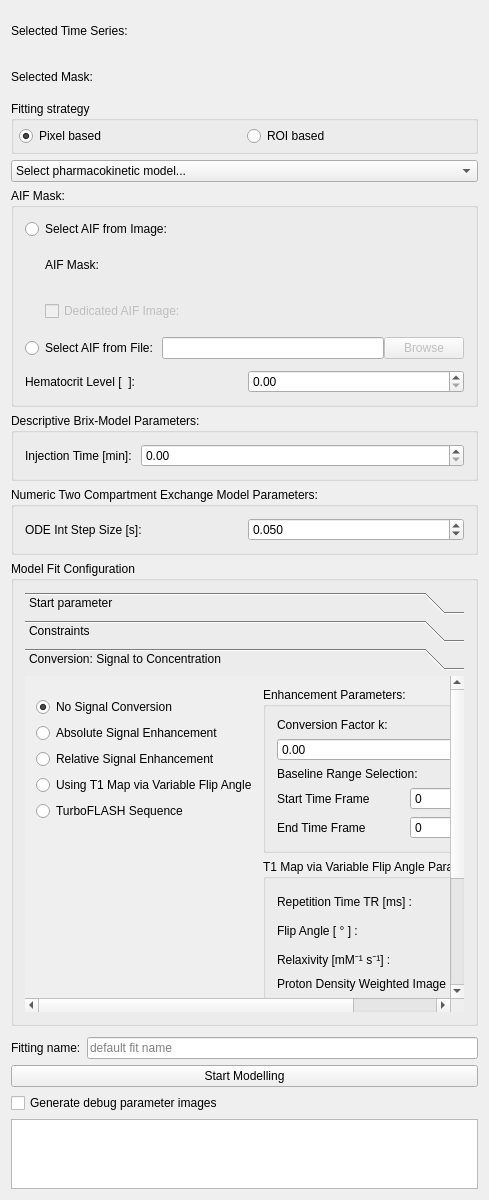
Old version of the form Plugins/org.mitk.gui.qt.pharmacokinetics.mri/src/internal/MRPerfusionViewControls.ui in the repository MITK/MITK.
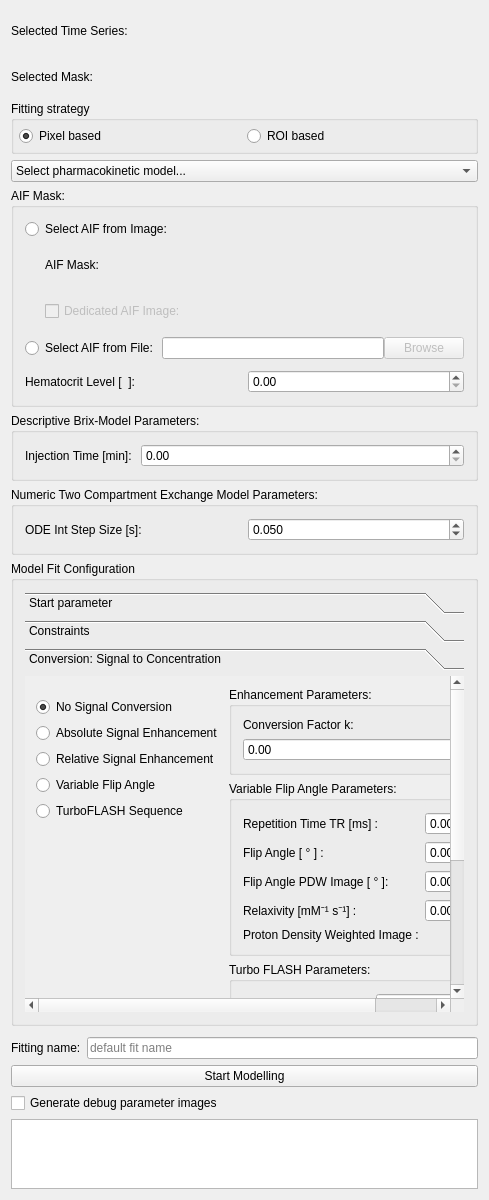
New version of the form. The open tabs and pages were chosen to show the change. Custom widgets are drawn as their Qt base class.

Commit message: Apply the same changes to MRPerfusionView as for ConcentrationCurveConverterView.

Patch:
```diff
--- a/Plugins/org.mitk.gui.qt.pharmacokinetics.mri/src/internal/MRPerfusionViewControls.ui
+++ b/Plugins/org.mitk.gui.qt.pharmacokinetics.mri/src/internal/MRPerfusionViewControls.ui
@@ -376,7 +376,7 @@
           <rect>
            <x>0</x>
            <y>0</y>
-           <width>459</width>
+           <width>158</width>
            <height>232</height>
           </rect>
          </property>
@@ -413,9 +413,9 @@
          <property name="geometry">
           <rect>
            <x>0</x>
-           <y>0</y>
+           <y>-111</y>
            <width>449</width>
-           <height>397</height>
+           <height>437</height>
           </rect>
          </property>
          <attribute name="label">
@@ -454,7 +454,7 @@
             <item>
              <widget class="QRadioButton" name="radioButtonUsingT1viaVFA">
               <property name="text">
-               <string>Using T1 Map via Variable Flip Angle</string>
+               <string>Variable Flip Angle</string>
               </property>
              </widget>
             </item>
@@ -498,56 +498,15 @@
                <item>
                 <widget class="QDoubleSpinBox" name="factorSpinBox"/>
                </item>
-               <item>
-                <widget class="QLabel" name="label_baselineRange">
-                 <property name="text">
-                  <string>Baseline Range Selection:</string>
-                 </property>
-                 <property name="alignment">
-                  <set>Qt::AlignLeading|Qt::AlignLeft|Qt::AlignVCenter</set>
-                 </property>
-                </widget>
-               </item>
-               <item>
-                <layout class="QGridLayout" name="gridLayout_4">
-                 <item row="0" column="1">
-                  <widget class="QSpinBox" name="spinBox_baselineStartTimeStep"/>
-                 </item>
-                 <item row="0" column="0">
-                  <widget class="QLabel" name="label_baselineStartTimeStep">
-                   <property name="text">
-                    <string>Start Time Frame</string>
-                   </property>
-                  </widget>
-                 </item>
-                 <item row="1" column="0">
-                  <widget class="QLabel" name="label_baselineEndTimeStep">
-                   <property name="text">
-                    <string>End Time Frame</string>
-                   </property>
-                  </widget>
-                 </item>
-                 <item row="1" column="1">
-                  <widget class="QSpinBox" name="spinBox_baselineEndTimeStep"/>
-                 </item>
-                </layout>
-               </item>
               </layout>
              </widget>
             </item>
             <item>
              <widget class="QGroupBox" name="groupBox_T1MapviaVFA">
               <property name="title">
-               <string>T1 Map via Variable Flip Angle Parameters:</string>
+               <string>Variable Flip Angle Parameters:</string>
               </property>
               <layout class="QGridLayout" name="gridLayout_5">
-               <item row="1" column="0">
-                <widget class="QLabel" name="label_7">
-                 <property name="text">
-                  <string>Flip Angle [ ° ] : </string>
-                 </property>
-                </widget>
-               </item>
                <item row="0" column="0">
                 <widget class="QLabel" name="label_6">
                  <property name="text">
@@ -555,26 +514,36 @@
                  </property>
                 </widget>
                </item>
-               <item row="2" column="0">
-                <widget class="QLabel" name="label_9">
-                 <property name="text">
-                  <string>Relaxivity [mM⁻¹ s⁻¹] : </string>
-                 </property>
-                </widget>
-               </item>
                <item row="1" column="1">
                 <widget class="QDoubleSpinBox" name="FlipangleSpinBox"/>
                </item>
-               <item row="2" column="1">
-                <widget class="QDoubleSpinBox" name="RelaxivitySpinBox"/>
+               <item row="1" column="0">
+                <widget class="QLabel" name="label_7">
+                 <property name="text">
+                  <string>Flip Angle [ ° ] : </string>
+                 </property>
+                </widget>
                </item>
-               <item row="3" column="0">
+               <item row="4" column="0">
                 <widget class="QLabel" name="label_8">
                  <property name="text">
                   <string>Proton Density Weighted Image :</string>
                  </property>
                 </widget>
                </item>
+               <item row="4" column="1">
+                <widget class="QmitkSingleNodeSelectionWidget" name="PDWImageNodeSelector" native="true"/>
+               </item>
+               <item row="3" column="0">
+                <widget class="QLabel" name="label_9">
+                 <property name="text">
+                  <string>Relaxivity [mM⁻¹ s⁻¹] : </string>
+                 </property>
+                </widget>
+               </item>
+               <item row="3" column="1">
+                <widget class="QDoubleSpinBox" name="RelaxivitySpinBox"/>
+               </item>
                <item row="0" column="1">
                 <widget class="QDoubleSpinBox" name="TRSpinBox">
                  <property name="maximum">
@@ -582,8 +551,15 @@
                  </property>
                 </widget>
                </item>
-               <item row="3" column="1">
-                <widget class="QmitkSingleNodeSelectionWidget" name="PDWImageNodeSelector" native="true"/>
+               <item row="2" column="0">
+                <widget class="QLabel" name="label_2">
+                 <property name="text">
+                  <string>Flip Angle PDW Image [ ° ]:</string>
+                 </property>
+                </widget>
+               </item>
+               <item row="2" column="1">
+                <widget class="QDoubleSpinBox" name="FlipanglePDWSpinBox"/>
                </item>
               </layout>
              </widget>
@@ -597,6 +573,13 @@
                <string>Turbo FLASH Parameters:</string>
               </property>
               <layout class="QGridLayout" name="gridLayout">
+               <item row="3" column="0">
+                <widget class="QLabel" name="label__alpha">
+                 <property name="text">
+                  <string>Relaxivity [ ]:</string>
+                 </property>
+                </widget>
+               </item>
                <item row="1" column="0">
                 <widget class="QLabel" name="lable_TRec">
                  <property name="text">
@@ -604,6 +587,16 @@
                  </property>
                 </widget>
                </item>
+               <item row="1" column="1">
+                <widget class="QDoubleSpinBox" name="recoverytime"/>
+               </item>
+               <item row="2" column="0">
+                <widget class="QLabel" name="label_T10">
+                 <property name="text">
+                  <string>Relaxation Time [s]:</string>
+                 </property>
+                </widget>
+               </item>
                <item row="2" column="1">
                 <widget class="QDoubleSpinBox" name="relaxationtime"/>
                </item>
@@ -614,26 +607,38 @@
                  </property>
                 </widget>
                </item>
-               <item row="0" column="1">
-                <widget class="QDoubleSpinBox" name="AifRecoverytime"/>
-               </item>
                <item row="3" column="1">
                 <widget class="QDoubleSpinBox" name="relaxivity"/>
                </item>
-               <item row="2" column="0">
-                <widget class="QLabel" name="label_T10">
+               <item row="0" column="1">
+                <widget class="QDoubleSpinBox" name="AifRecoverytime"/>
+               </item>
+              </layout>
+             </widget>
+            </item>
+            <item>
+             <widget class="QGroupBox" name="groupBox_baselineRangeSelection">
+              <property name="title">
+               <string>Baseline Range Selection:</string>
+              </property>
+              <layout class="QGridLayout" name="gridLayout_7">
+               <item row="3" column="1">
+                <widget class="QSpinBox" name="spinBox_baselineEndTimeStep"/>
+               </item>
+               <item row="0" column="1">
+                <widget class="QSpinBox" name="spinBox_baselineStartTimeStep"/>
+               </item>
+               <item row="0" column="0">
+                <widget class="QLabel" name="label_baselineStartTimeStep">
                  <property name="text">
-                  <string>Relaxation Time [s]:</string>
+                  <string>Start Time Frame</string>
                  </property>
                 </widget>
                </item>
-               <item row="1" column="1">
-                <widget class="QDoubleSpinBox" name="recoverytime"/>
-               </item>
                <item row="3" column="0">
-                <widget class="QLabel" name="label__alpha">
+                <widget class="QLabel" name="label_baselineEndTimeStep">
                  <property name="text">
-                  <string>Relaxivity [ ]:</string>
+                  <string>End Time Frame</string>
                  </property>
                 </widget>
                </item>
```
The commit also changes 1 other file.
